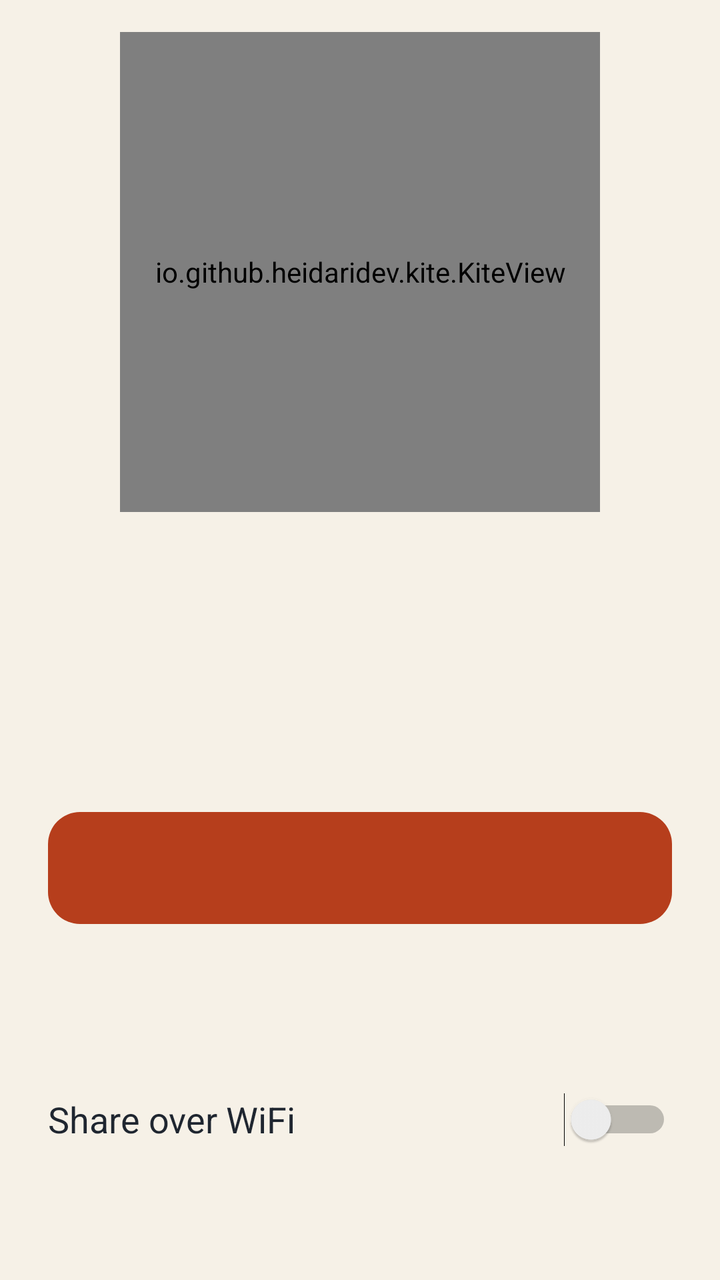
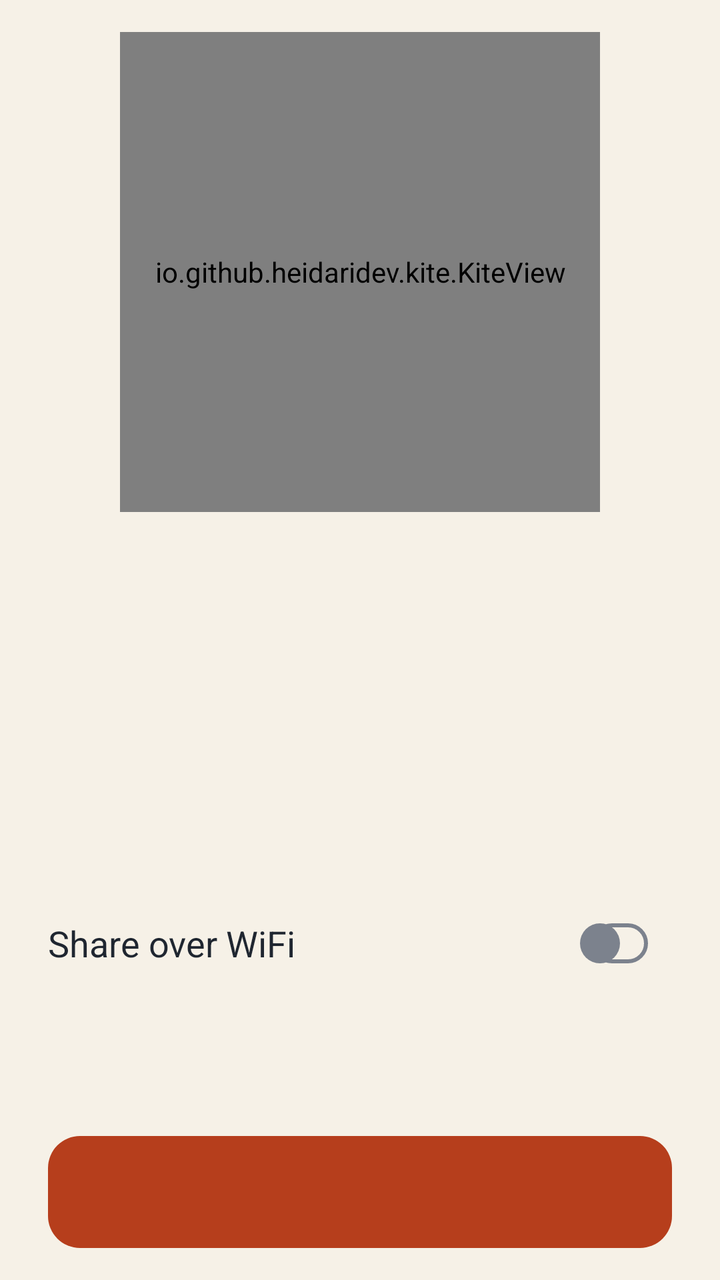

Before-and-after screenshots of an Android layout around one commit, followed by the original layout XML and the change that was made.
<!-- AndroidManifest.xml: application theme Theme.Kite -->
<!-- res/layout/activity_main.xml -->
<?xml version="1.0" encoding="utf-8"?>
<ScrollView xmlns:android="http://schemas.android.com/apk/res/android"
    android:layout_width="match_parent"
    android:layout_height="match_parent"
    android:clipChildren="false"
    android:fillViewport="true"
    android:fitsSystemWindows="true"
    android:overScrollMode="ifContentScrolls">

    <LinearLayout
        android:id="@+id/content"
        android:layout_width="match_parent"
        android:layout_height="wrap_content"
        android:layout_gravity="center_horizontal"
        android:clipChildren="false"
        android:gravity="center_horizontal"
        android:orientation="vertical"
        android:paddingBottom="24dp"
        android:paddingEnd="24dp"
        android:paddingStart="24dp"
        android:paddingTop="16dp">

        <io.github.heidaridev.kite.KiteView
            android:id="@+id/kite"
            android:layout_width="240dp"
            android:layout_height="240dp" />

        <TextView
            android:id="@+id/status"
            android:layout_width="match_parent"
            android:layout_height="wrap_content"
            android:layout_marginTop="16dp"
            android:accessibilityLiveRegion="polite"
            android:gravity="center_horizontal"
            android:textColor="@color/kite_text"
            android:textSize="28sp"
            android:textStyle="bold" />

        <TextView
            android:id="@+id/detail"
            android:layout_width="match_parent"
            android:layout_height="wrap_content"
            android:layout_marginTop="8dp"
            android:gravity="center_horizontal"
            android:textColor="@color/kite_text_secondary"
            android:textSize="16sp" />

        <TextView
            android:id="@+id/speed"
            android:layout_width="match_parent"
            android:layout_height="wrap_content"
            android:layout_marginTop="8dp"
            android:fontFeatureSettings="tnum"
            android:gravity="center_horizontal"
            android:textColor="@color/kite_text"
            android:textSize="20sp" />

        <Button
            android:id="@+id/toggle"
            android:layout_width="match_parent"
            android:layout_height="wrap_content"
            android:layout_marginTop="32dp"
            android:background="@drawable/bg_button_primary"
            android:minHeight="56dp"
            android:stateListAnimator="@null"
            android:textAllCaps="false"
            android:textColor="@color/kite_on_button"
            android:textSize="18sp"
            android:textStyle="bold" />

        <Button
            android:id="@+id/pair"
            android:layout_width="match_parent"
            android:layout_height="wrap_content"
            android:layout_marginTop="12dp"
            android:background="@drawable/bg_button_outline"
            android:minHeight="56dp"
            android:stateListAnimator="@null"
            android:text="@string/pair"
            android:textAllCaps="false"
            android:textColor="@color/kite_button"
            android:textSize="18sp"
            android:textStyle="bold"
            android:visibility="gone" />

        <TextView
            android:id="@+id/pairing"
            android:layout_width="match_parent"
            android:layout_height="wrap_content"
            android:layout_marginTop="16dp"
            android:accessibilityLiveRegion="polite"
            android:gravity="center_horizontal"
            android:textColor="@color/kite_text_secondary"
            android:textSize="16sp" />

        <TextView
            android:id="@+id/code"
            android:layout_width="match_parent"
            android:layout_height="wrap_content"
            android:layout_marginTop="8dp"
            android:accessibilityLiveRegion="polite"
            android:fontFamily="monospace"
            android:gravity="center_horizontal"
            android:textColor="@color/kite_text"
            android:textSize="36sp"
            android:textStyle="bold"
            android:visibility="gone" />

        <Switch
            android:id="@+id/wifi"
            android:layout_width="match_parent"
            android:layout_height="wrap_content"
            android:layout_marginTop="32dp"
            android:minHeight="56dp"
            android:saveEnabled="false"
            android:text="@string/wifi_title"
            android:textColor="@color/kite_text"
            android:textSize="18sp" />

        <TextView
            android:id="@+id/wifi_line"
            android:layout_width="match_parent"
            android:layout_height="wrap_content"
            android:accessibilityLiveRegion="polite"
            android:fontFamily="monospace"
            android:textColor="@color/kite_text_secondary"
            android:textIsSelectable="true"
            android:textSize="16sp"
            android:visibility="gone" />

        <TextView
            android:id="@+id/computers_title"
            android:layout_width="match_parent"
            android:layout_height="wrap_content"
            android:layout_marginTop="32dp"
            android:text="@string/computers"
            android:textColor="@color/kite_text_secondary"
            android:textSize="16sp"
            android:textStyle="bold"
            android:visibility="gone" />

        <LinearLayout
            android:id="@+id/computers"
            android:layout_width="match_parent"
            android:layout_height="wrap_content"
            android:orientation="vertical" />
    </LinearLayout>
</ScrollView>
<!-- resources referenced by this layout -->
<resources>
  <color name="kite_button">#B63E1C</color>
  <color name="kite_on_button">#FFFFFF</color>
  <color name="kite_text">#1F2630</color>
  <color name="kite_text_secondary">#4F5662</color>
  <!-- drawable bg_button_primary (drawable) -->
  <?xml version="1.0" encoding="utf-8"?>
  <ripple xmlns:android="http://schemas.android.com/apk/res/android"
      android:color="@color/kite_ripple">
      <item>
          <shape android:shape="rectangle">
              <solid android:color="@color/kite_button" />
              <corners android:radius="16dp" />
          </shape>
      </item>
  </ripple>
  <string name="computers">Paired computers</string>
  <string name="pair">Pair a computer</string>
  <string name="wifi_title">Share over WiFi</string>
  <color name="kite_ripple_outline">#29B63E1C</color>
  <color name="kite_ripple">#33FFFFFF</color>
  <color name="kite_bg">@color/paper</color>
  <color name="paper">#F6F1E7</color>
  <!-- unchanged entries left out for length: 2 -->
</resources>

<!-- the commit's change to res/layout/activity_main.xml (unified diff, before → after) -->
@@ -1,10 +1,15 @@
 <?xml version="1.0" encoding="utf-8"?>
-<ScrollView xmlns:android="http://schemas.android.com/apk/res/android"
+<LinearLayout xmlns:android="http://schemas.android.com/apk/res/android"
     android:layout_width="match_parent"
     android:layout_height="match_parent"
+    android:fitsSystemWindows="true"
+    android:orientation="vertical">
+
+<ScrollView
+    android:layout_width="match_parent"
+    android:layout_height="0dp"
+    android:layout_weight="1"
     android:clipChildren="false"
-    android:fillViewport="true"
-    android:fitsSystemWindows="true"
     android:overScrollMode="ifContentScrolls">
 
     <LinearLayout
@@ -56,23 +61,50 @@
             android:textSize="20sp" />
 
         <Button
-            android:id="@+id/toggle"
-            android:layout_width="match_parent"
-            android:layout_height="wrap_content"
-            android:layout_marginTop="32dp"
-            android:background="@drawable/bg_button_primary"
-            android:minHeight="56dp"
-            android:stateListAnimator="@null"
+            android:id="@+id/details_toggle"
+            style="?android:attr/borderlessButtonStyle"
+            android:layout_width="wrap_content"
+            android:layout_height="wrap_content"
+            android:minHeight="48dp"
             android:textAllCaps="false"
-            android:textColor="@color/kite_on_button"
-            android:textSize="18sp"
-            android:textStyle="bold" />
+            android:visibility="gone" />
+
+        <TextView
+            android:id="@+id/error_details"
+            android:layout_width="match_parent"
+            android:layout_height="wrap_content"
+            android:fontFamily="monospace"
+            android:textColor="@color/kite_text"
+            android:textIsSelectable="true"
+            android:textSize="14sp"
+            android:visibility="gone" />
+
+        <LinearLayout
+            android:id="@+id/steps"
+            android:layout_width="match_parent"
+            android:layout_height="wrap_content"
+            android:layout_marginTop="16dp"
+            android:orientation="vertical"
+            android:visibility="gone">
+
+            <include
+                android:id="@+id/step1"
+                layout="@layout/item_step" />
+
+            <include
+                android:id="@+id/step2"
+                layout="@layout/item_step" />
+
+            <include
+                android:id="@+id/step3"
+                layout="@layout/item_step" />
+        </LinearLayout>
 
         <Button
             android:id="@+id/pair"
             android:layout_width="match_parent"
             android:layout_height="wrap_content"
-            android:layout_marginTop="12dp"
+            android:layout_marginTop="16dp"
             android:background="@drawable/bg_button_outline"
             android:minHeight="56dp"
             android:stateListAnimator="@null"
@@ -113,7 +145,10 @@
             android:layout_marginTop="32dp"
             android:minHeight="56dp"
             android:saveEnabled="false"
+            android:showText="false"
             android:text="@string/wifi_title"
+            android:thumb="@drawable/switch_thumb"
+            android:track="@drawable/switch_track"
             android:textColor="@color/kite_text"
             android:textSize="18sp" />
 
@@ -146,3 +181,92 @@
             android:orientation="vertical" />
     </LinearLayout>
 </ScrollView>
+
+<FrameLayout
+    android:layout_width="match_parent"
+    android:layout_height="wrap_content"
+    android:background="@color/kite_bg">
+
+    <LinearLayout
+        android:id="@+id/bar"
+        android:layout_width="match_parent"
+        android:layout_height="wrap_content"
+        android:layout_gravity="center_horizontal"
+        android:orientation="vertical"
+        android:paddingBottom="16dp"
+        android:paddingEnd="24dp"
+        android:paddingStart="24dp"
+        android:paddingTop="8dp">
+
+        <Button
+            android:id="@+id/toggle"
+            android:layout_width="match_parent"
+            android:layout_height="wrap_content"
+            android:background="@drawable/bg_button_primary"
+            android:minHeight="56dp"
+            android:stateListAnimator="@null"
+            android:textAllCaps="false"
+            android:textColor="@color/kite_on_button"
+            android:textSize="18sp"
+            android:textStyle="bold" />
+    </LinearLayout>
+</FrameLayout>
+</LinearLayout>
+<!-- res/layout/item_step.xml (included above) -->
+<?xml version="1.0" encoding="utf-8"?>
+<LinearLayout xmlns:android="http://schemas.android.com/apk/res/android"
+    android:layout_width="match_parent"
+    android:layout_height="wrap_content"
+    android:layout_marginTop="8dp"
+    android:background="@drawable/bg_step"
+    android:focusable="true"
+    android:orientation="horizontal"
+    android:padding="14dp">
+
+    <TextView
+        android:id="@+id/marker"
+        android:layout_width="28dp"
+        android:layout_height="28dp"
+        android:background="@drawable/bg_marker"
+        android:gravity="center"
+        android:importantForAccessibility="no"
+        android:textColor="@color/kite_text"
+        android:textSize="14sp"
+        android:textStyle="bold" />
+
+    <LinearLayout
+        android:layout_width="0dp"
+        android:layout_height="wrap_content"
+        android:layout_marginStart="12dp"
+        android:layout_weight="1"
+        android:orientation="vertical">
+
+        <TextView
+            android:id="@+id/step_title"
+            android:layout_width="match_parent"
+            android:layout_height="wrap_content"
+            android:importantForAccessibility="no"
+            android:textColor="@color/kite_text"
+            android:textSize="16sp"
+            android:textStyle="bold" />
+
+        <TextView
+            android:id="@+id/step_text"
+            android:layout_width="match_parent"
+            android:layout_height="wrap_content"
+            android:layout_marginTop="2dp"
+            android:importantForAccessibility="no"
+            android:textColor="@color/kite_text_secondary"
+            android:textSize="14sp" />
+
+        <TextView
+            android:id="@+id/step_link"
+            android:layout_width="wrap_content"
+            android:layout_height="wrap_content"
+            android:gravity="center_vertical"
+            android:minHeight="48dp"
+            android:textColor="@color/kite_text"
+            android:textSize="14sp"
+            android:visibility="gone" />
+    </LinearLayout>
+</LinearLayout>
<!-- resource entries referenced after the edit -->
@@ -15,11 +15,88 @@
           </shape>
       </item>
   </ripple>
+  <!-- drawable bg_marker (drawable) -->
+  <?xml version="1.0" encoding="utf-8"?>
+  <shape xmlns:android="http://schemas.android.com/apk/res/android" android:shape="oval">
+      <stroke
+          android:width="1dp"
+          android:color="@color/kite_line" />
+  </shape>
+  <!-- drawable bg_step (drawable) -->
+  <?xml version="1.0" encoding="utf-8"?>
+  <shape xmlns:android="http://schemas.android.com/apk/res/android" android:shape="rectangle">
+      <solid android:color="@color/kite_surface" />
+      <stroke
+          android:width="1dp"
+          android:color="@color/kite_line" />
+      <corners android:radius="12dp" />
+  </shape>
+  <!-- drawable switch_thumb (drawable) -->
+  <?xml version="1.0" encoding="utf-8"?>
+  <selector xmlns:android="http://schemas.android.com/apk/res/android">
+      <item android:state_checked="true">
+          <inset
+              android:insetBottom="6dp"
+              android:insetLeft="6dp"
+              android:insetRight="6dp"
+              android:insetTop="6dp">
+              <shape android:shape="oval">
+                  <solid android:color="@color/kite_on_button" />
+                  <size
+                      android:width="20dp"
+                      android:height="20dp" />
+              </shape>
+          </inset>
+      </item>
+      <item>
+          <inset
+              android:insetBottom="6dp"
+              android:insetLeft="6dp"
+              android:insetRight="6dp"
+              android:insetTop="6dp">
+              <shape android:shape="oval">
+                  <solid android:color="@color/kite_line" />
+                  <size
+                      android:width="20dp"
+                      android:height="20dp" />
+              </shape>
+          </inset>
+      </item>
+  </selector>
+  <!-- drawable switch_track (drawable) -->
+  <?xml version="1.0" encoding="utf-8"?>
+  <selector xmlns:android="http://schemas.android.com/apk/res/android">
+      <item android:state_checked="true">
+          <shape android:shape="rectangle">
+              <solid android:color="@color/kite_button" />
+              <stroke
+                  android:width="2dp"
+                  android:color="@color/kite_button" />
+              <corners android:radius="16dp" />
+              <size
+                  android:width="52dp"
+                  android:height="32dp" />
+          </shape>
+      </item>
+      <item>
+          <shape android:shape="rectangle">
+              <stroke
+                  android:width="2dp"
+                  android:color="@color/kite_line" />
+              <corners android:radius="16dp" />
+              <size
+                  android:width="52dp"
+                  android:height="32dp" />
+          </shape>
+      </item>
+  </selector>
   <string name="computers">Paired computers</string>
   <string name="pair">Pair a computer</string>
   <string name="wifi_title">Share over WiFi</string>
   <color name="kite_ripple_outline">#29B63E1C</color>
   <color name="kite_ripple">#33FFFFFF</color>
+  <color name="kite_line">#7C828D</color>
+  <color name="kite_surface">#FFFFFF</color>
   <color name="kite_bg">@color/paper</color>
   <color name="paper">#F6F1E7</color>
   <!-- unchanged entries left out for length: 2 -->
